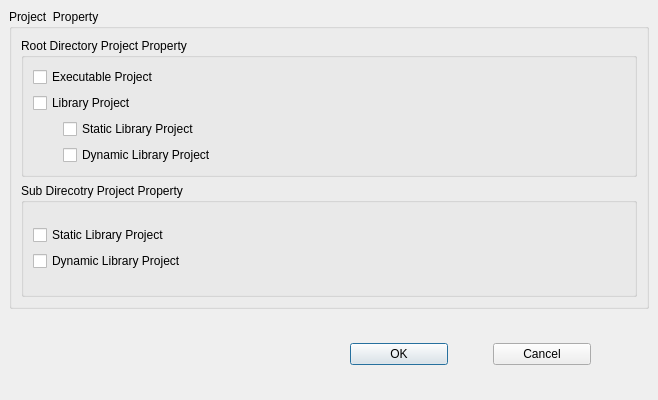
Old version of the form project_guide.ui in the repository easyupdo/cmake_builder.
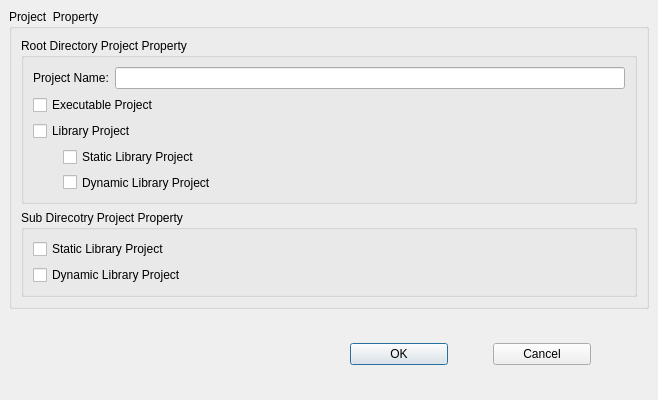
New version of the form.

```diff
--- a/project_guide.ui
+++ b/project_guide.ui
@@ -62,7 +62,7 @@
           <layout class="QGridLayout" name="gridLayout_11">
            <item row="0" column="0">
             <layout class="QGridLayout" name="gridLayout_6">
-             <item row="3" column="0">
+             <item row="4" column="0">
               <layout class="QGridLayout" name="gridLayout_5">
                <item row="0" column="0">
                 <layout class="QGridLayout" name="gridLayout_3">
@@ -120,20 +120,34 @@
                </item>
               </layout>
              </item>
-             <item row="1" column="0">
+             <item row="2" column="0">
               <widget class="QCheckBox" name="checkBox_3">
                <property name="text">
                 <string>Library Project</string>
                </property>
               </widget>
              </item>
-             <item row="0" column="0">
+             <item row="1" column="0">
               <widget class="QCheckBox" name="checkBox_7">
                <property name="text">
                 <string>Executable Project</string>
                </property>
               </widget>
              </item>
+             <item row="0" column="0">
+              <layout class="QHBoxLayout" name="horizontalLayout">
+               <item>
+                <widget class="QLabel" name="label">
+                 <property name="text">
+                  <string>Project Name:</string>
+                 </property>
+                </widget>
+               </item>
+               <item>
+                <widget class="QLineEdit" name="lineEdit"/>
+               </item>
+              </layout>
+             </item>
             </layout>
            </item>
           </layout>
```
